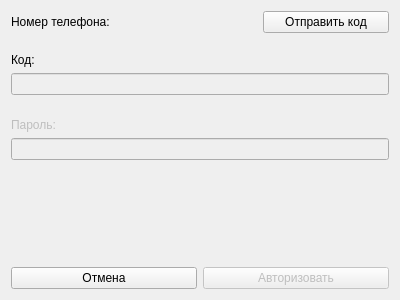
First picture: the form in auth_akk_form.ui, repository liltousin/PyQTLyceumProject, before the edit.
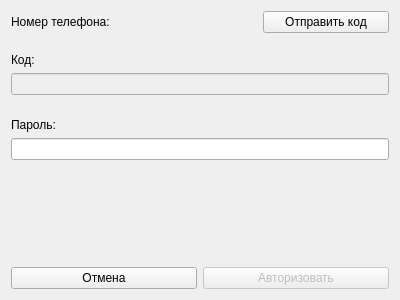
Second picture: the form after the edit.

Commit message: fix pswd_widget bug in ui and done auth form

Diff of the .ui file:
```diff
--- a/auth_akk_form.ui
+++ b/auth_akk_form.ui
@@ -137,7 +137,7 @@
    <item>
     <widget class="QWidget" name="pswd_widget" native="true">
      <property name="enabled">
-      <bool>false</bool>
+      <bool>true</bool>
      </property>
      <layout class="QVBoxLayout" name="verticalLayout_2">
       <property name="leftMargin">
@@ -155,7 +155,7 @@
       <item>
        <widget class="QLabel" name="pswd_label">
         <property name="enabled">
-         <bool>false</bool>
+         <bool>true</bool>
         </property>
         <property name="text">
          <string>Пароль:</string>
@@ -170,7 +170,7 @@
         <item>
          <widget class="QLineEdit" name="pswd_line">
           <property name="enabled">
-           <bool>false</bool>
+           <bool>true</bool>
           </property>
          </widget>
         </item>
```
The commit also changes 5 other files.
